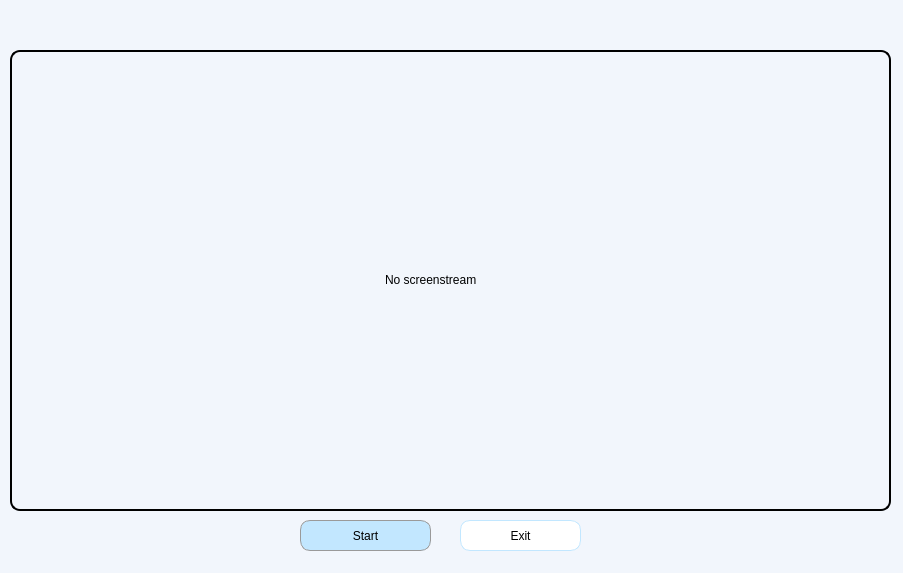
Old version of the form screendisplayer.ui in the repository hdkhang6803/PC_Remote_Control.
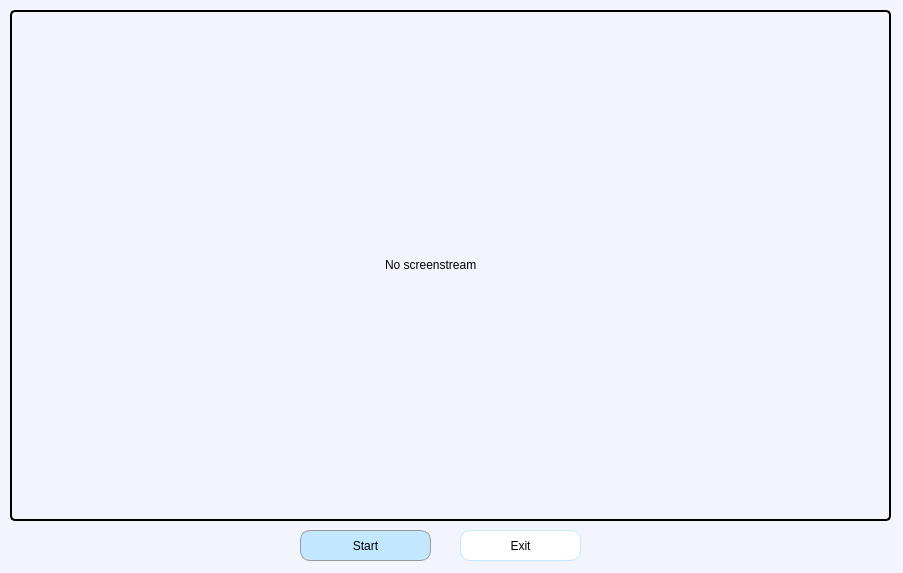
New version of the form.

Commit message: rescale screen

What changed in the file:
```diff
--- a/screendisplayer.ui
+++ b/screendisplayer.ui
@@ -21,14 +21,13 @@
    <property name="geometry">
     <rect>
      <x>10</x>
-     <y>50</y>
+     <y>10</y>
      <width>881</width>
-     <height>461</height>
+     <height>511</height>
     </rect>
    </property>
    <property name="styleSheet">
-    <string notr="true">border-radius: 10px;
-border: 2px solid;
+    <string notr="true">border: 2px solid;
 padding-left: 370px;
 font: 500 9pt &quot;UTM Avo&quot;;
 
@@ -45,7 +44,7 @@
    <property name="geometry">
     <rect>
      <x>300</x>
-     <y>520</y>
+     <y>530</y>
      <width>131</width>
      <height>31</height>
     </rect>
@@ -67,7 +66,7 @@
    <property name="geometry">
     <rect>
      <x>460</x>
-     <y>520</y>
+     <y>530</y>
      <width>121</width>
      <height>31</height>
     </rect>
```
The commit also changes 5 other files.
